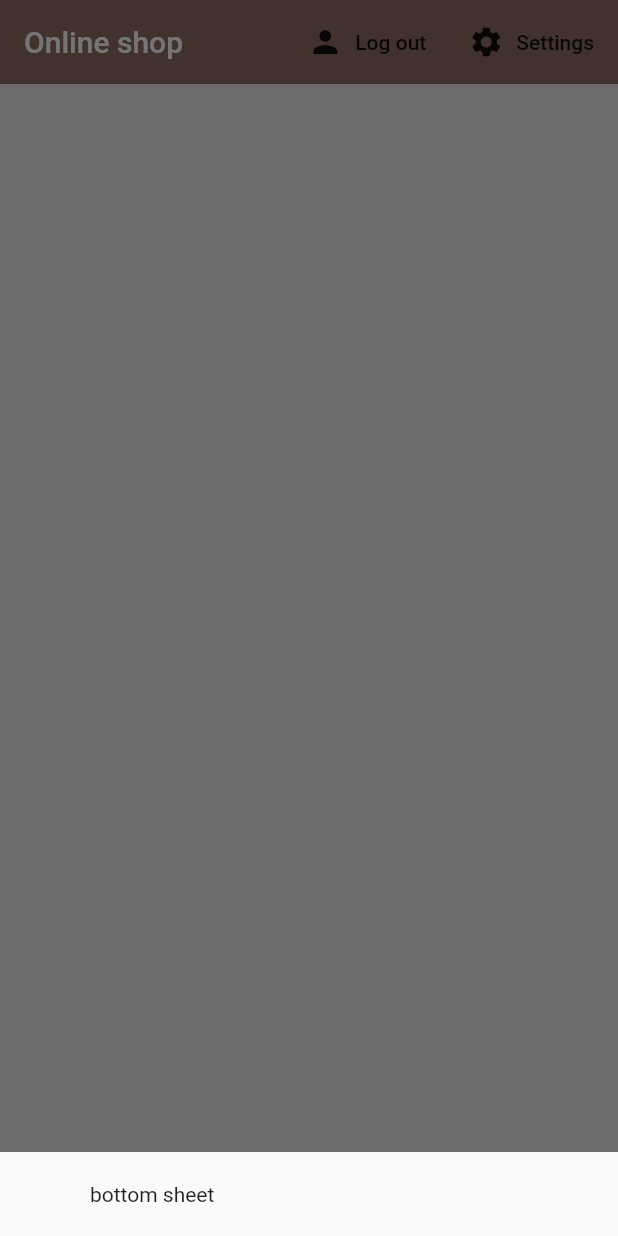
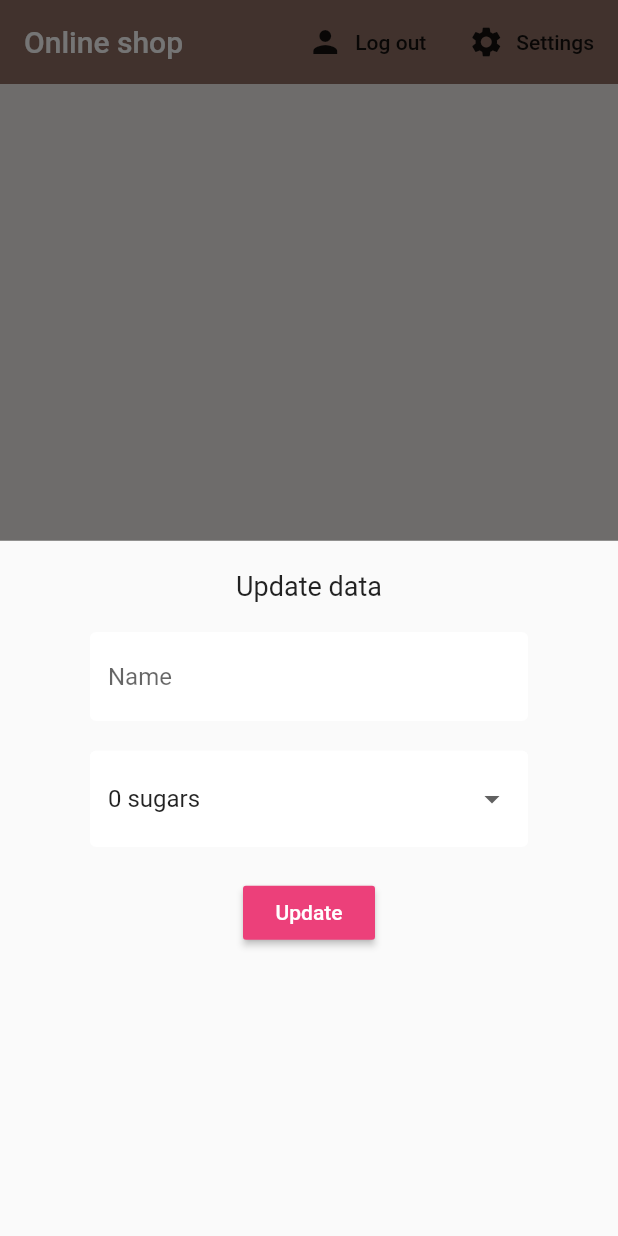
Before and after one commit to kirigaikabuto/firebase_flutter, a Flutter app: the screen it shows once a user with an empty profile is signed in, after a tap on "Settings", on a phone screen of 412 x 824 dp. Run offline on Flutter 3.47's test engine with Material 2 defaults, Android fonts, the phone set to English and light mode, and no system bars; our stand-ins replace cloud_firestore, firebase_auth, flutter_spinkit; accounts and stored records are empty.

Commit message:
Feat:Add text decoration

```diff
--- a/lib/screens/authenticate/register.dart
+++ b/lib/screens/authenticate/register.dart
@@ -49,7 +49,7 @@ class _RegisterState extends State<Register> {
                       height: 20.0,
                     ),
                     TextFormField(
-                        decoration: textInputDecoration,
+                        decoration: textInputDecoration.copyWith(hintText: "Email"),
                         onChanged: (value) {
                           setState(() => email = value);
                         },
--- a/lib/screens/authenticate/sign_in.dart
+++ b/lib/screens/authenticate/sign_in.dart
@@ -49,7 +49,7 @@ class _SignInState extends State<SignIn> {
                         height: 20.0,
                       ),
                       TextFormField(
-                        decoration: textInputDecoration,
+                        decoration: textInputDecoration.copyWith(hintText: "Email"),
                         validator: (value) =>
                             value.isEmpty ? "Enter an email" : null,
                         onChanged: (value) {
--- a/lib/screens/home/home.dart
+++ b/lib/screens/home/home.dart
@@ -1,4 +1,5 @@
 import 'package:firebase_example/models/brew.dart';
+import 'package:firebase_example/screens/home/settings_form.dart';
 import 'package:firebase_example/services/auth.dart';
 import 'package:flutter/material.dart';
 import "package:firebase_example/services/database.dart";
@@ -17,7 +18,7 @@ class Home extends StatelessWidget {
       showModalBottomSheet(context: context, builder: (context){
         return Container(
           padding: EdgeInsets.symmetric(vertical: 20.0, horizontal: 60.0),
-          child: Text("bottom sheet"),
+          child: SettingsForm(),
         );
       });
     }
--- a/lib/screens/home/settings_form.dart
+++ b/lib/screens/home/settings_form.dart
@@ -0,0 +1,71 @@
+import "package:flutter/material.dart";
+import 'package:firebase_example/shared/constants.dart';
+
+class SettingsForm extends StatefulWidget {
+  @override
+  _SettingsFormState createState() => _SettingsFormState();
+}
+
+class _SettingsFormState extends State<SettingsForm> {
+  final _formKey = GlobalKey<FormState>();
+  final List<String> sugars = ["0", "1", "2", "3", "4"];
+
+  String _currentName;
+  String _currentSugars;
+  int _currentStrength;
+
+  @override
+  Widget build(BuildContext context) {
+    return Form(
+      key: _formKey,
+      child: Column(
+        children: [
+          Text(
+            "Update data",
+            style: TextStyle(fontSize: 18.0),
+          ),
+          SizedBox(
+            height: 20.0,
+          ),
+          TextFormField(
+            decoration: textInputDecoration.copyWith(hintText: "Name"),
+            validator: (value) => value.isEmpty ? "Enter an name" : null,
+            onChanged: (value) {
+              setState(() => _currentName = value);
+            },
+          ),
+          SizedBox(
+            height: 20.0,
+          ),
+          DropdownButtonFormField(
+            decoration: textInputDecoration,
+            value: _currentSugars ?? '0',
+            items: sugars.map((e) {
+              return DropdownMenuItem(
+                value: e,
+                child: Text("$e sugars"),
+              );
+            }).toList(),
+            onChanged: (String value) {
+              setState(() {
+                _currentSugars = value;
+              });
+            },
+          ),
+          SizedBox(
+            height: 20.0,
+          ),
+          RaisedButton(
+            onPressed: () async {
+              print(_currentName);
+              print(_currentStrength);
+              print(_currentSugars);
+            },
+            child: Text('Update', style: TextStyle(color: Colors.white)),
+            color: Colors.pink[400],
+          )
+        ],
+      ),
+    );
+  }
+}
--- a/lib/shared/constants.dart
+++ b/lib/shared/constants.dart
@@ -1,7 +1,6 @@
 import "package:flutter/material.dart";
 
 const textInputDecoration = InputDecoration(
-    hintText: 'Email',
     fillColor: Colors.white,
     filled: true,
     enabledBorder: OutlineInputBorder(
```
